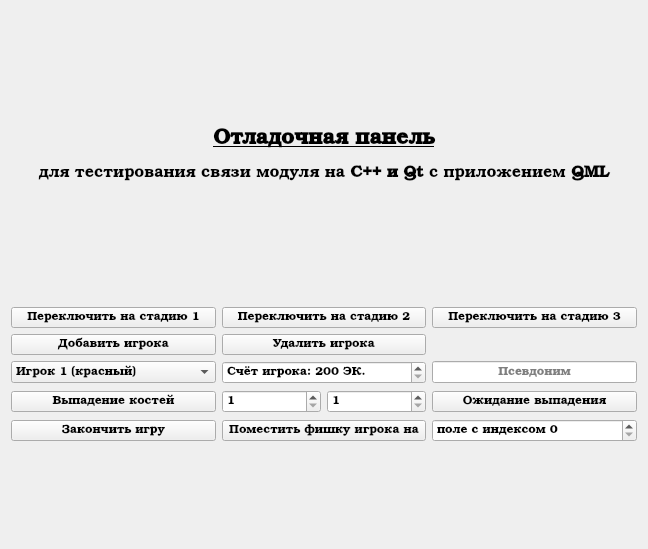
This is userinterface/subinterfaces/gamemanagerwindow.ui in AlekseyLapunov/Client-Monopoly as Qt 5 draws it before an edit. The edited form follows.
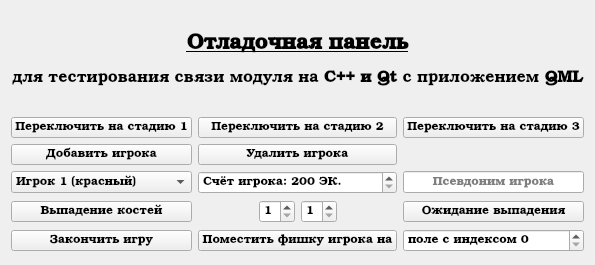
This is the edited form.

Diff of the .ui file:
```diff
--- a/userinterface/subinterfaces/gamemanagerwindow.ui
+++ b/userinterface/subinterfaces/gamemanagerwindow.ui
@@ -6,8 +6,8 @@
    <rect>
     <x>0</x>
     <y>0</y>
-    <width>648</width>
-    <height>549</height>
+    <width>550</width>
+    <height>265</height>
    </rect>
   </property>
   <property name="font">
@@ -137,12 +137,25 @@
         <set>Qt::AlignCenter</set>
        </property>
        <property name="placeholderText">
-        <string>Псевдоним</string>
+        <string>Псевдоним игрока</string>
        </property>
       </widget>
      </item>
      <item row="3" column="1">
       <layout class="QHBoxLayout" name="loDiceSpinBoxes">
+       <item>
+        <spacer name="horizontalSpacer">
+         <property name="orientation">
+          <enum>Qt::Horizontal</enum>
+         </property>
+         <property name="sizeHint" stdset="0">
+          <size>
+           <width>40</width>
+           <height>20</height>
+          </size>
+         </property>
+        </spacer>
+       </item>
        <item>
         <widget class="QSpinBox" name="sbLeftDiceValue">
          <property name="minimum">
@@ -163,6 +176,19 @@
          </property>
         </widget>
        </item>
+       <item>
+        <spacer name="horizontalSpacer_2">
+         <property name="orientation">
+          <enum>Qt::Horizontal</enum>
+         </property>
+         <property name="sizeHint" stdset="0">
+          <size>
+           <width>40</width>
+           <height>20</height>
+          </size>
+         </property>
+        </spacer>
+       </item>
       </layout>
      </item>
      <item row="0" column="2">
```
Left out of the diff: 194 changed lines with no effect on the pictures.
